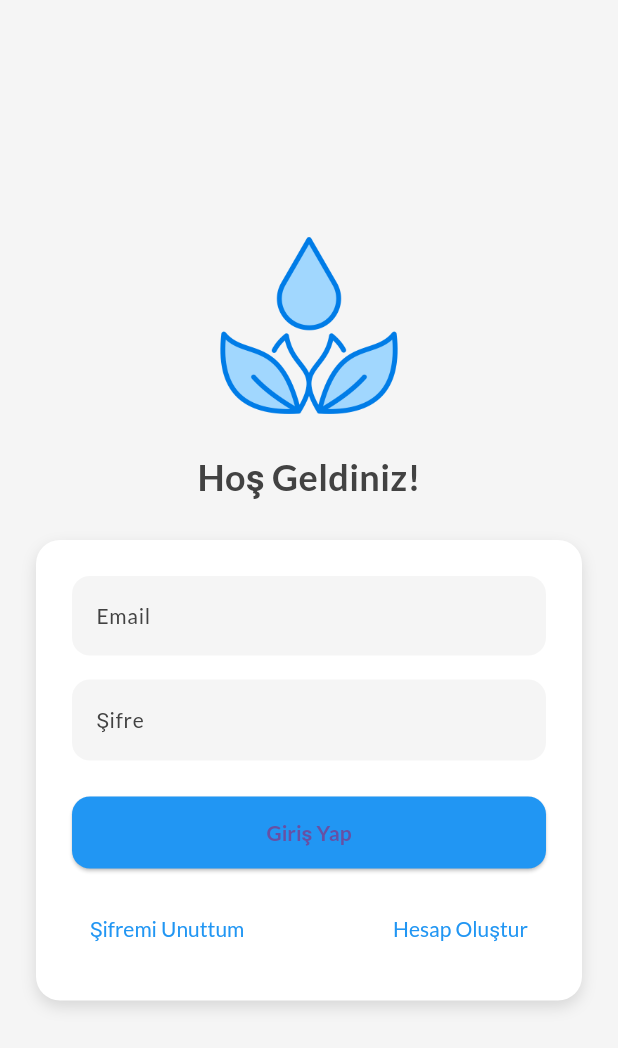
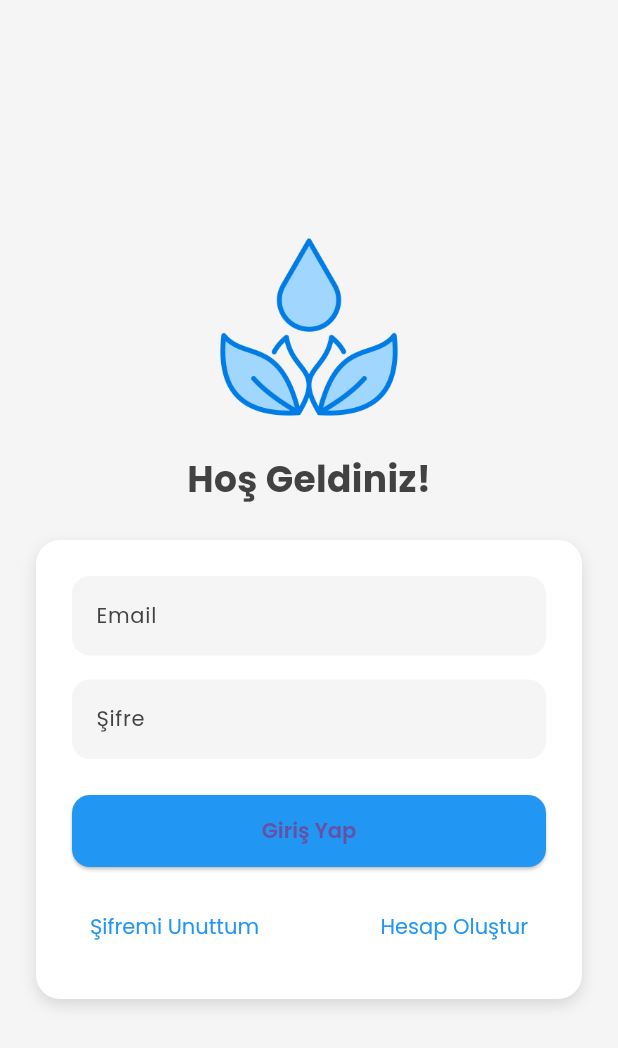
Before and after one commit to mervgundgn/WaterMind, a Flutter app: the screen it shows after launch, on a phone screen of 412 x 824 dp. Shown: the top 1048 px of the screen. Run offline on Flutter 3.47's test engine with Material 3 defaults, Android fonts, the phone set to English and light mode, and no system bars; our stand-ins replace cloud_firestore, firebase_auth, firebase_core, google_fonts; accounts and stored records are empty.

```diff
--- a/lib/app_constants.dart
+++ b/lib/app_constants.dart
@@ -28,45 +28,48 @@ class AppColors {
 }
 
 class AppTextStyles {
-  // Font Ailesi: Lato (Google Fonts paketi ile)
-
-  static TextStyle headline1 = GoogleFonts.lato(
+  static TextStyle headline1 = GoogleFonts.poppins(
     fontWeight: FontWeight.bold,
     fontSize: 24.0,
     color: AppColors.darkGrey,
   );
-  static TextStyle headline2 = GoogleFonts.lato(
-    fontWeight: FontWeight.w600, // SemiBold karşılığı
+
+  static TextStyle headline2 = GoogleFonts.poppins(
+    fontWeight: FontWeight.w600,
     fontSize: 20.0,
     color: AppColors.darkGrey,
   );
-  static TextStyle subTitle1 = GoogleFonts.lato(
-    fontWeight: FontWeight.w600, // SemiBold karşılığı
+
+  static TextStyle subTitle1 = GoogleFonts.poppins(
+    fontWeight: FontWeight.w600,
     fontSize: 16.0,
     color: AppColors.darkGrey,
   );
-  static TextStyle bodyText1 = GoogleFonts.lato(
-    fontWeight: FontWeight.normal, // Regular karşılığı
+
+  static TextStyle bodyText1 = GoogleFonts.poppins(
+    fontWeight: FontWeight.normal,
     fontSize: 14.0,
     color: AppColors.darkGrey,
   );
-  static TextStyle bodyText2 = GoogleFonts.lato(
-    fontWeight: FontWeight.normal, // Regular karşılığı
+
+  static TextStyle bodyText2 = GoogleFonts.poppins(
+    fontWeight: FontWeight.normal,
     fontSize: 12.0,
     color: AppColors.mediumGrey,
   );
-  static TextStyle caption = GoogleFonts.lato(
-    fontWeight: FontWeight.w300, // Light karşılığı
+
+  static TextStyle caption = GoogleFonts.poppins(
+    fontWeight: FontWeight.w300,
     fontSize: 10.0,
     color: AppColors.mediumGrey,
   );
-  static TextStyle buttonText = GoogleFonts.lato(
-    fontWeight: FontWeight.w600, // SemiBold karşılığı
+
+  static TextStyle buttonText = GoogleFonts.poppins(
+    fontWeight: FontWeight.w600,
     fontSize: 14.0,
-    color: AppColors.backgroundLight, // Düğme metinleri varsayılan olarak beyaz
+    color: AppColors.backgroundLight,
   );
 }
-
 class AppSpacing {
   static const double small = 8.0;
   static const double medium = 16.0;
```
Also changed, not shown: lib/settings_page.dart (+151 -0 lines).
